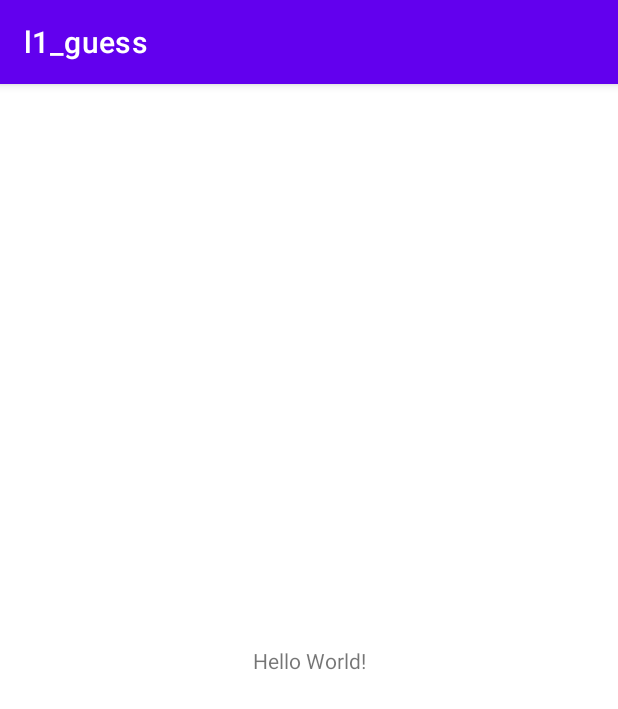
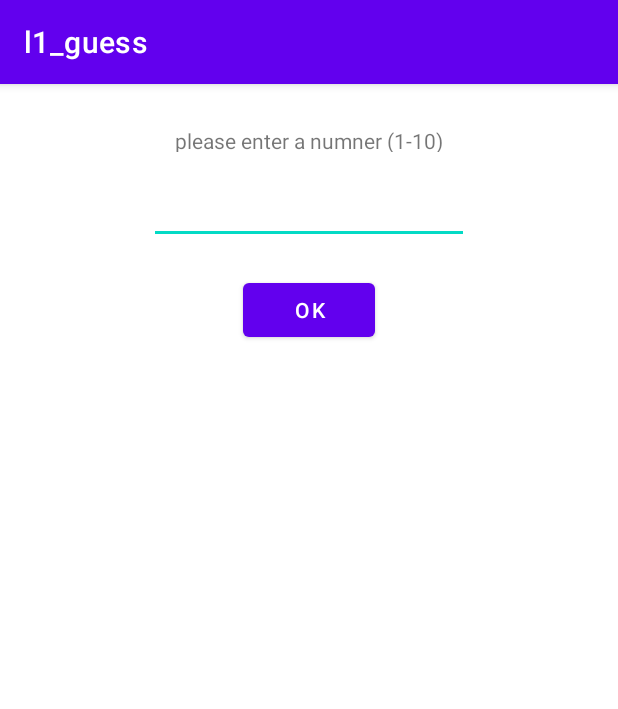
Before and after one commit to morningstar4499/l1_-guess, an Android app: the screen it shows after launch (MainActivity), on a phone screen of 412 x 824 dp. Shown: the top 709 px of the screen. Run offline under Robolectric (Android 15) with nearby library versions, the phone set to English and light mode, and no system bars.

Commit message:
新增ＵＩ介面, 與條件判斷

```diff
--- a/app/src/main/res/layout/activity_main.xml
+++ b/app/src/main/res/layout/activity_main.xml
@@ -2,17 +2,41 @@
 <androidx.constraintlayout.widget.ConstraintLayout xmlns:android="http://schemas.android.com/apk/res/android"
     xmlns:app="http://schemas.android.com/apk/res-auto"
     xmlns:tools="http://schemas.android.com/tools"
+    android:id="@+id/btn"
     android:layout_width="match_parent"
     android:layout_height="match_parent"
     tools:context=".MainActivity">
 
     <TextView
+        android:id="@+id/tex"
+        android:layout_width="wrap_content"
+        android:layout_height="17dp"
+        android:layout_marginTop="28dp"
+        android:text="please enter a numner (1-10)"
+        app:layout_constraintEnd_toEndOf="parent"
+        app:layout_constraintStart_toStartOf="parent"
+        app:layout_constraintTop_toTopOf="parent" />
+
+    <EditText
+        android:id="@+id/ed_number"
         android:layout_width="wrap_content"
         android:layout_height="wrap_content"
-        android:text="Hello World!"
-        app:layout_constraintBottom_toBottomOf="parent"
-        app:layout_constraintLeft_toLeftOf="parent"
-        app:layout_constraintRight_toRightOf="parent"
-        app:layout_constraintTop_toTopOf="parent" />
+        android:layout_marginTop="16dp"
+        android:ems="10"
+        android:inputType="numberDecimal"
+        app:layout_constraintEnd_toEndOf="parent"
+        app:layout_constraintStart_toStartOf="parent"
+        app:layout_constraintTop_toBottomOf="@+id/tex" />
+
+    <Button
+        android:id="@+id/btn_ok"
+        android:layout_width="wrap_content"
+        android:layout_height="wrap_content"
+        android:layout_marginTop="20dp"
+        android:onClick="check"
+        android:text="ok"
+        app:layout_constraintEnd_toEndOf="parent"
+        app:layout_constraintStart_toStartOf="parent"
+        app:layout_constraintTop_toBottomOf="@+id/ed_number" />
 
 </androidx.constraintlayout.widget.ConstraintLayout>
```
Also changed, not shown: app/build.gradle (+5 -3 lines), app/src/main/java/com/morningstar/l1_guess/MainActivity.kt (+29 -0 lines), app/src/main/java/com/morningstar/l1_guess/SecretNumber.kt (added, +22 -0 lines), app/src/main/res/layout/linear_main.xml (added, +37 -0 lines), gradle/wrapper/gradle-wrapper.properties.
